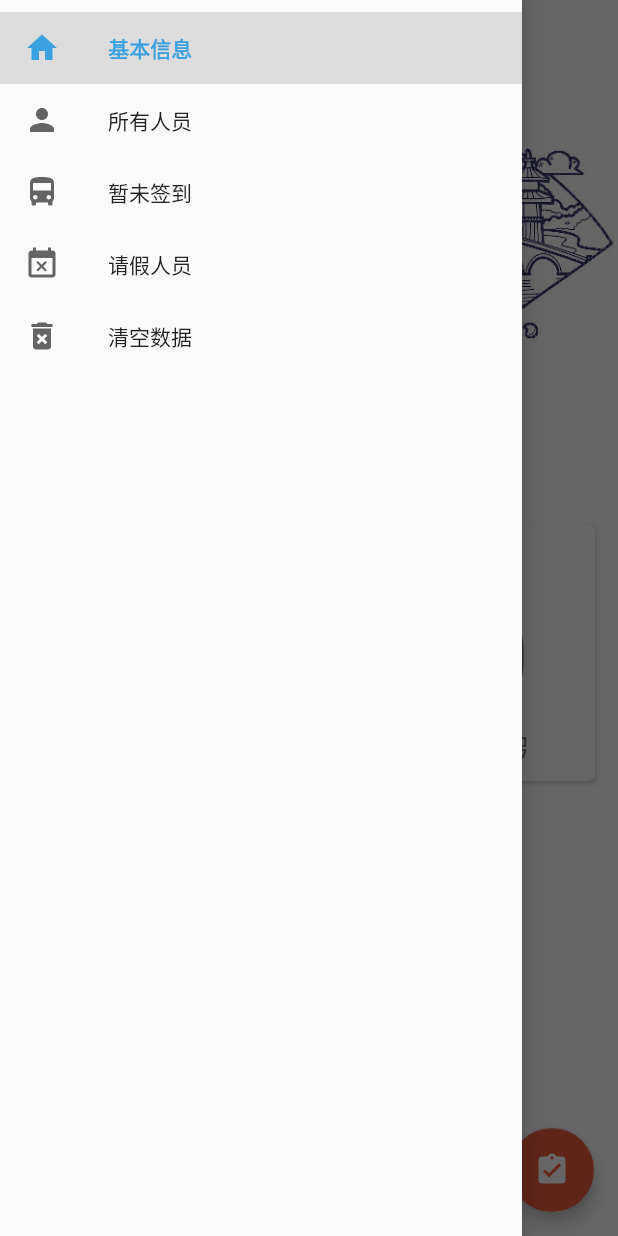
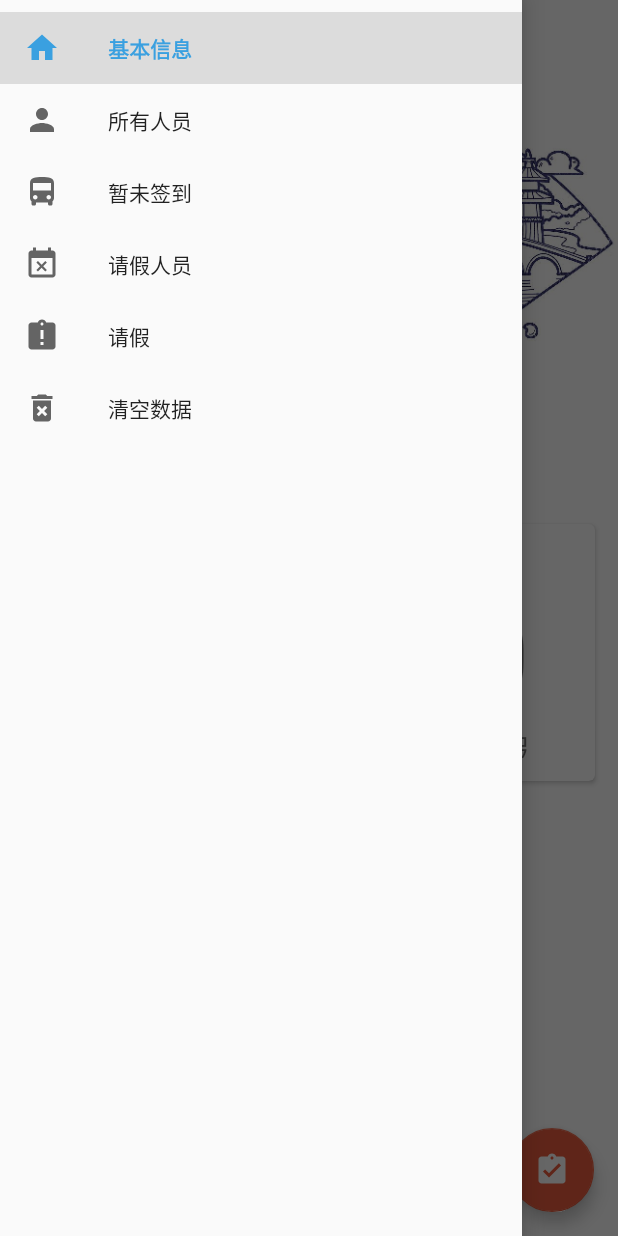
Before and after one commit to 0101nan/SignInApp, an Android app: the screen it shows after launch (MainActivity), with the side drawer open, on a phone screen of 412 x 824 dp. Run offline under Robolectric (Android 15) with nearby library versions, the phone set to English and light mode, and no system bars; libraries missing offline, so code that uses them is left out: org.litepal, org.litepal.crud; 41 statements that could not run were skipped.

Commit message:
Initial commit

```diff
--- a/app/src/main/java/com/liyinan/signin/activity/MainActivity.java
+++ b/app/src/main/java/com/liyinan/signin/activity/MainActivity.java
@@ -39,6 +39,7 @@ public class MainActivity extends AppCompatActivity {
     public static final int ALL_PERSON=2;
     public static final int WAIT_PERSON=3;
     public static final int LEAVE_PERSON=4;
+    public static final int SET_LEAVE=5;
     private FloatingActionButton floatingActionButton;
     private AQIView aqiView;
     private Toolbar toolbar;
@@ -122,6 +123,10 @@ public class MainActivity extends AppCompatActivity {
                         drawerLayout.closeDrawers();
                         clearAllData();
                         break;
+                    case R.id.nav_set_leave:
+                        intent.putExtra("extra_nav",SET_LEAVE);
+                        startActivity(intent);
+                        break;
                 }
                 return true;
             }
@@ -147,16 +152,20 @@ public class MainActivity extends AppCompatActivity {
 
     private void setAqiView(){
         int num=0;
+        int leave_num=0;
         personList= LitePal.findAll(Person.class);
         for (Person person:personList) {
             if(person.isSignIn()==true){
                 num++;
             }
+            if(person.isLeave()==true){
+                leave_num++;
+            }
         }
         int progress=100*num/personList.size();
         aqiView.setProgress(progress);
         signedNumText.setText(String.valueOf(num));
-        leaveNumText.setText(String.valueOf(0));
+        leaveNumText.setText(String.valueOf(leave_num));
     }
 
     //按两次退出
@@ -185,6 +194,7 @@ public class MainActivity extends AppCompatActivity {
                 personList= LitePal.findAll(Person.class);
                 for (Person person:personList) {
                     person.setSignIn(false);
+                    person.setLeave(false);
                     person.save();
                 }
                 setAqiView();
--- /dev/null
+++ b/app/src/main/res/drawable-anydpi/ic_set_leave.xml
@@ -0,0 +1,10 @@
+<vector xmlns:android="http://schemas.android.com/apk/res/android"
+    android:width="24dp"
+    android:height="24dp"
+    android:viewportWidth="24"
+    android:viewportHeight="24"
+    android:tint="#FFFFFF">
+    <path
+        android:fillColor="#FF000000"
+        android:pathData="M19,3h-4.18C14.4,1.84 13.3,1 12,1c-1.3,0 -2.4,0.84 -2.82,2L5,3c-1.1,0 -2,0.9 -2,2v14c0,1.1 0.9,2 2,2h14c1.1,0 2,-0.9 2,-2L21,5c0,-1.1 -0.9,-2 -2,-2zM13,18h-2v-2h2v2zM13,14h-2L11,8h2v6zM12,5c-0.55,0 -1,-0.45 -1,-1s0.45,-1 1,-1 1,0.45 1,1 -0.45,1 -1,1z"/>
+</vector>
--- a/app/src/main/res/menu/nav_menu.xml
+++ b/app/src/main/res/menu/nav_menu.xml
@@ -18,6 +18,10 @@
             android:icon="@drawable/ic_leave"
             android:title="请假人员"/>
         <item
+            android:id="@+id/nav_set_leave"
+            android:icon="@drawable/ic_set_leave"
+            android:title="请假"/>
+        <item
             android:id="@+id/nav_clear"
             android:icon="@drawable/ic_del"
             android:title="清空数据"/>
```
Also changed, not shown: app/src/main/java/com/liyinan/signin/activity/ChoosePersonActivity.java (+35 -1 lines), app/src/main/res/drawable-hdpi/ic_set_leave.png (added), app/src/main/res/drawable-mdpi/ic_set_leave.png (added), app/src/main/res/drawable-xhdpi/ic_set_leave.png (added), app/src/main/res/drawable-xxhdpi/ic_set_leave.png (added).
